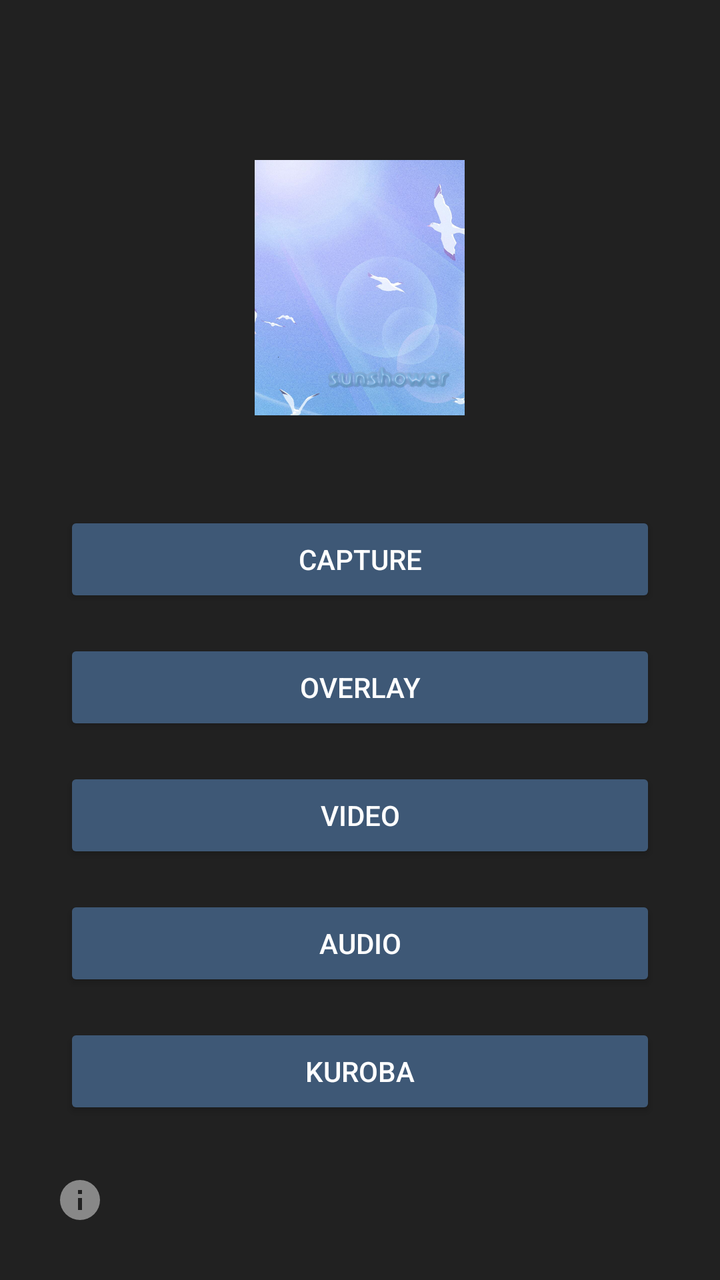
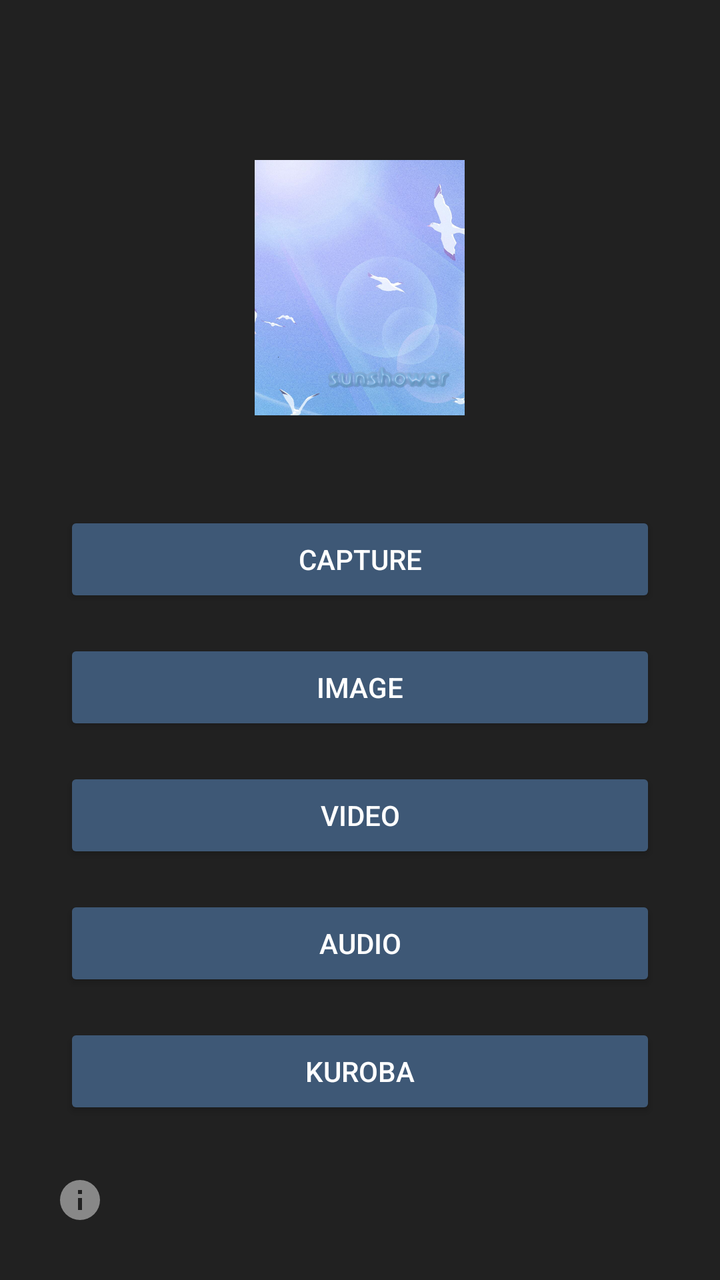

An Android layout rendered at two revisions. The XML below is the earlier revision; the diff shows what the commit changed to produce the second picture.
<!-- AndroidManifest.xml: application theme Theme.Sunshower -->
<!-- res/layout/activity_menu.xml -->
<?xml version="1.0" encoding="utf-8"?>
<FrameLayout xmlns:android="http://schemas.android.com/apk/res/android"
    android:layout_width="match_parent"
    android:layout_height="match_parent">

    <LinearLayout
        android:layout_width="match_parent"
        android:layout_height="match_parent"
        android:gravity="center"
        android:orientation="vertical"
        android:padding="32dp">

        <ImageView
            android:layout_width="wrap_content"
            android:layout_height="wrap_content"
            android:layout_gravity="center_horizontal"
            android:layout_marginBottom="48dp"
            android:adjustViewBounds="true"
            android:contentDescription="@string/app_name"
            android:maxHeight="220dp"
            android:src="@drawable/logo" />

        <Button
            android:id="@+id/take_gif_button"
            android:layout_width="match_parent"
            android:layout_height="wrap_content"
            android:layout_marginBottom="16dp"
            android:text="@string/take_gif" />

        <Button
            android:id="@+id/edit_menu_button"
            android:layout_width="match_parent"
            android:layout_height="wrap_content"
            android:layout_marginBottom="16dp"
            android:text="@string/menu_overlay" />

        <Button
            android:id="@+id/video_menu_button"
            android:layout_width="match_parent"
            android:layout_height="wrap_content"
            android:layout_marginBottom="16dp"
            android:text="@string/menu_video" />

        <Button
            android:id="@+id/audio_menu_button"
            android:layout_width="match_parent"
            android:layout_height="wrap_content"
            android:layout_marginBottom="16dp"
            android:text="@string/menu_audio" />

        <Button
            android:id="@+id/kuroba_menu_button"
            android:layout_width="match_parent"
            android:layout_height="wrap_content"
            android:text="@string/kuroba" />
    </LinearLayout>

    <ImageButton
        android:id="@+id/about_button"
        android:layout_width="48dp"
        android:layout_height="48dp"
        android:layout_gravity="bottom|start"
        android:layout_margin="16dp"
        android:background="@android:color/transparent"
        android:contentDescription="@string/about"
        android:src="@drawable/ic_info"
        android:tint="#888888" />
</FrameLayout>
<!-- resources referenced by this layout -->
<resources>
  <!-- drawable ic_info (drawable) -->
  <?xml version="1.0" encoding="utf-8"?>
  <vector xmlns:android="http://schemas.android.com/apk/res/android"
      android:width="24dp"
      android:height="24dp"
      android:viewportWidth="24"
      android:viewportHeight="24">
      <path
          android:fillColor="#FF000000"
          android:pathData="M12,2A10,10,0,1,0,22,12A10,10,0,0,0,12,2ZM13,17H11V11H13ZM13,9H11V7H13Z" />
  </vector>
  <!-- drawable logo: png bitmap (drawable-nodpi, 165044 bytes) -->
  <string name="about">About</string>
  <string name="app_name">sunshower</string>
  <string name="kuroba">Kuroba</string>
  <string name="menu_audio">Audio</string>
  <string name="menu_overlay">Overlay</string>
  <string name="menu_video">Video</string>
  <string name="take_gif">Capture</string>
  <style name="Theme.Sunshower" parent="android:Theme.Material.NoActionBar">
          <item name="android:colorBackground">@color/surface</item>
          <item name="android:windowBackground">@color/surface</item>
          <item name="android:colorPrimary">@color/accent</item>
          <item name="android:colorPrimaryDark">@color/surface_dim</item>
          <item name="android:colorAccent">@color/accent</item>
          <item name="android:colorButtonNormal">@color/accent</item>
          <item name="android:statusBarColor">@color/surface_dim</item>
          <item name="android:navigationBarColor">@color/surface_dim</item>
      </style>
  <color name="surface">#FF212121</color>
  <color name="accent">#FF3E5876</color>
  <color name="surface_dim">#FF1A1A1A</color>
</resources>

<!-- the commit's change to res/layout/activity_menu.xml (unified diff, before → after) -->
@@ -32,7 +32,7 @@
             android:layout_width="match_parent"
             android:layout_height="wrap_content"
             android:layout_marginBottom="16dp"
-            android:text="@string/menu_overlay" />
+            android:text="@string/menu_image" />
 
         <Button
             android:id="@+id/video_menu_button"
@@ -64,5 +64,5 @@
         android:background="@android:color/transparent"
         android:contentDescription="@string/about"
         android:src="@drawable/ic_info"
-        android:tint="#888888" />
+        android:tint="@color/text_dim" />
 </FrameLayout>
<!-- resource entries referenced after the edit -->
@@ -1,5 +1,6 @@
 <!-- resources referenced by this layout -->
 <resources>
+  <color name="text_dim">#FF888888</color>
   <!-- drawable ic_info (drawable) -->
   <?xml version="1.0" encoding="utf-8"?>
   <vector xmlns:android="http://schemas.android.com/apk/res/android"
@@ -16,7 +17,7 @@
   <string name="app_name">sunshower</string>
   <string name="kuroba">Kuroba</string>
   <string name="menu_audio">Audio</string>
-  <string name="menu_overlay">Overlay</string>
+  <string name="menu_image">Image</string>
   <string name="menu_video">Video</string>
   <string name="take_gif">Capture</string>
   <style name="Theme.Sunshower" parent="android:Theme.Material.NoActionBar">
@@ -28,9 +29,26 @@
           <item name="android:colorButtonNormal">@color/accent</item>
           <item name="android:statusBarColor">@color/surface_dim</item>
           <item name="android:navigationBarColor">@color/surface_dim</item>
+          <item name="android:windowAnimationStyle">@style/NoWindowAnimations</item>
       </style>
   <color name="surface">#FF212121</color>
   <color name="accent">#FF3E5876</color>
   <color name="surface_dim">#FF1A1A1A</color>
+  <style name="NoWindowAnimations">
+          <item name="android:activityOpenEnterAnimation">@null</item>
+          <item name="android:activityOpenExitAnimation">@null</item>
+          <item name="android:activityCloseEnterAnimation">@null</item>
+          <item name="android:activityCloseExitAnimation">@null</item>
+          <item name="android:taskOpenEnterAnimation">@null</item>
+          <item name="android:taskOpenExitAnimation">@null</item>
+          <item name="android:taskCloseEnterAnimation">@null</item>
+          <item name="android:taskCloseExitAnimation">@null</item>
+          <item name="android:taskToFrontEnterAnimation">@null</item>
+          <item name="android:taskToFrontExitAnimation">@null</item>
+          <item name="android:taskToBackEnterAnimation">@null</item>
+          <item name="android:taskToBackExitAnimation">@null</item>
+          <item name="android:launchTaskBehindTargetAnimation">@null</item>
+          <item name="android:launchTaskBehindSourceAnimation">@null</item>
+      </style>
 </resources>
 
